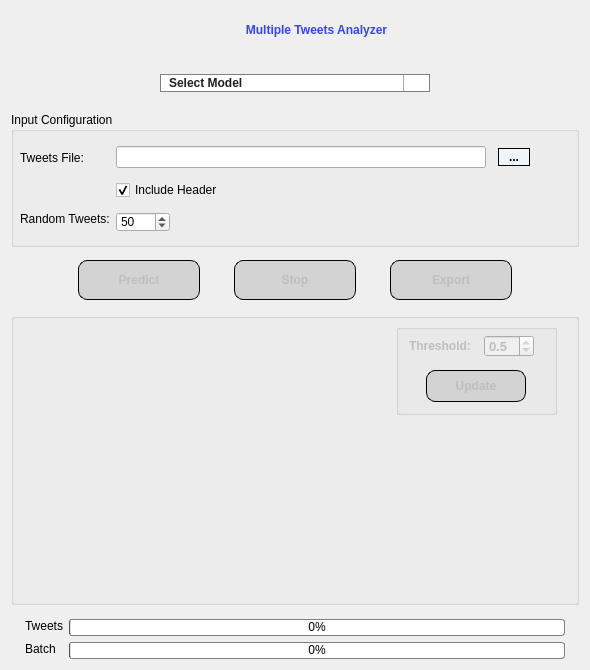
This is gui/MultipleAnalyzer.ui in OrCo27/TwitterBotDetection as Qt 5 draws it before an edit. The edited form follows.
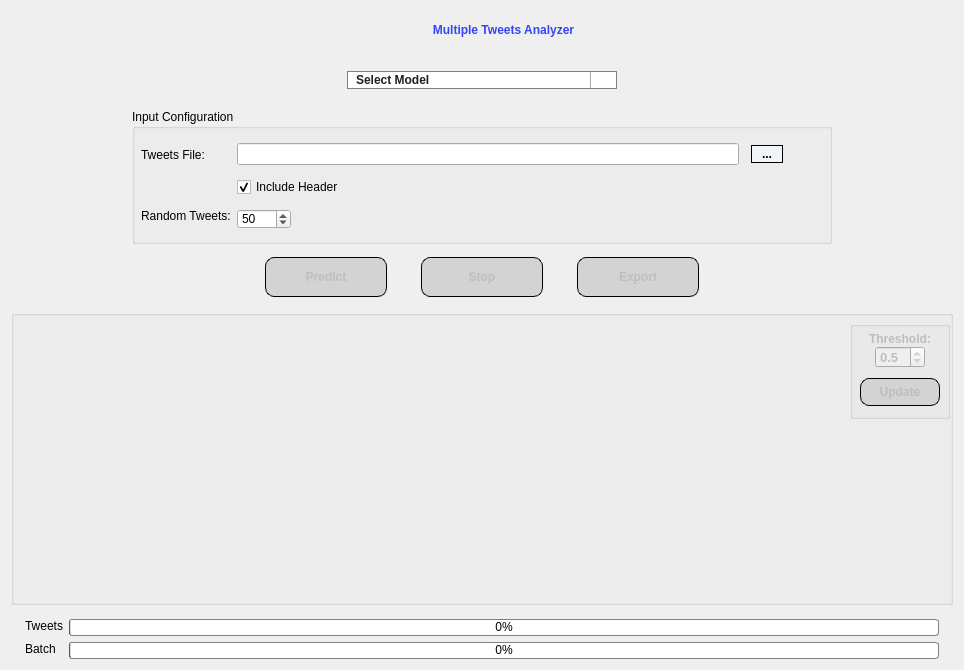
This is the edited form. Icons and pictures are not drawn. Custom widgets are drawn as their Qt base class.

Commit message: add histogram on multiple analyzer

```diff
--- a/gui/MultipleAnalyzer.ui
+++ b/gui/MultipleAnalyzer.ui
@@ -6,7 +6,7 @@
    <rect>
     <x>0</x>
     <y>0</y>
-    <width>590</width>
+    <width>964</width>
     <height>670</height>
    </rect>
   </property>
@@ -228,19 +228,32 @@
      </item>
     </layout>
    </item>
-   <item>
+   <item alignment="Qt::AlignHCenter">
+    <widget class="QFrame" name="">
+     <property name="minimumSize">
+      <size>
+       <width>700</width>
+       <height>0</height>
+      </size>
+     </property>
+     <property name="maximumSize">
+      <size>
+       <width>700</width>
+       <height>16777215</height>
+      </size>
+     </property>
     <layout class="QVBoxLayout" name="verticalLayout_8">
      <property name="spacing">
       <number>9</number>
      </property>
      <property name="leftMargin">
-      <number>0</number>
+       <number>1</number>
      </property>
      <property name="topMargin">
-      <number>19</number>
+       <number>16</number>
      </property>
      <property name="rightMargin">
-      <number>0</number>
+       <number>1</number>
      </property>
      <property name="bottomMargin">
       <number>14</number>
@@ -253,7 +266,7 @@
        <item>
         <widget class="QComboBox" name="combobox_model">
          <property name="sizePolicy">
-          <sizepolicy hsizetype="Expanding" vsizetype="Preferred">
+           <sizepolicy hsizetype="Expanding" vsizetype="Fixed">
            <horstretch>0</horstretch>
            <verstretch>0</verstretch>
           </sizepolicy>
@@ -283,9 +296,22 @@
       </layout>
      </item>
     </layout>
+    </widget>
    </item>
-   <item>
+   <item alignment="Qt::AlignHCenter">
     <widget class="QGroupBox" name="groupbox_config">
+     <property name="minimumSize">
+      <size>
+       <width>700</width>
+       <height>0</height>
+      </size>
+     </property>
+     <property name="maximumSize">
+      <size>
+       <width>700</width>
+       <height>16777215</height>
+      </size>
+     </property>
      <property name="title">
       <string>Input Configuration</string>
      </property>
@@ -511,7 +537,20 @@
      </layout>
     </widget>
    </item>
-   <item>
+   <item alignment="Qt::AlignHCenter">
+    <widget class="QFrame" name="">
+     <property name="minimumSize">
+      <size>
+       <width>700</width>
+       <height>0</height>
+      </size>
+     </property>
+     <property name="maximumSize">
+      <size>
+       <width>700</width>
+       <height>16777215</height>
+      </size>
+     </property>
     <layout class="QHBoxLayout" name="horizontalLayout_4">
      <property name="spacing">
       <number>34</number>
@@ -567,8 +606,8 @@
        </property>
        <property name="iconSize">
         <size>
-         <width>35</width>
-         <height>35</height>
+          <width>33</width>
+          <height>33</height>
         </size>
        </property>
       </widget>
@@ -631,8 +670,8 @@
        </property>
        <property name="iconSize">
         <size>
-         <width>20</width>
-         <height>20</height>
+          <width>27</width>
+          <height>27</height>
         </size>
        </property>
       </widget>
@@ -651,6 +690,7 @@
       </spacer>
      </item>
     </layout>
+    </widget>
    </item>
    <item>
     <widget class="QGroupBox" name="horizontalGroupBox_3">
@@ -680,11 +720,27 @@
        <number>5</number>
       </property>
       <property name="rightMargin">
-       <number>10</number>
+       <number>0</number>
       </property>
       <property name="bottomMargin">
        <number>5</number>
       </property>
+      <item>
+       <widget class="QChartView" name="histogram" native="true">
+        <property name="sizePolicy">
+         <sizepolicy hsizetype="Expanding" vsizetype="Expanding">
+          <horstretch>0</horstretch>
+          <verstretch>0</verstretch>
+         </sizepolicy>
+        </property>
+        <property name="minimumSize">
+         <size>
+          <width>380</width>
+          <height>0</height>
+         </size>
+        </property>
+       </widget>
+      </item>
       <item>
        <widget class="QChartView" name="piechart" native="true">
         <property name="sizePolicy">
@@ -695,13 +751,13 @@
         </property>
         <property name="minimumSize">
          <size>
-          <width>350</width>
+          <width>270</width>
           <height>270</height>
          </size>
         </property>
         <property name="maximumSize">
          <size>
-          <width>16777215</width>
+          <width>350</width>
           <height>16777215</height>
          </size>
         </property>
@@ -730,23 +786,38 @@
            <property name="topMargin">
             <number>0</number>
            </property>
+           <property name="rightMargin">
+            <number>0</number>
+           </property>
            <item>
             <widget class="QGroupBox" name="groupbox_threshold">
              <property name="enabled">
               <bool>false</bool>
              </property>
+             <property name="minimumSize">
+              <size>
+               <width>100</width>
+               <height>0</height>
+              </size>
+             </property>
+             <property name="maximumSize">
+              <size>
+               <width>90</width>
+               <height>16777215</height>
+              </size>
+             </property>
              <layout class="QVBoxLayout" name="verticalLayout_6">
               <property name="spacing">
-               <number>13</number>
+               <number>0</number>
               </property>
               <property name="leftMargin">
-               <number>10</number>
+               <number>0</number>
               </property>
               <property name="topMargin">
                <number>5</number>
               </property>
               <property name="rightMargin">
-               <number>10</number>
+               <number>0</number>
               </property>
               <property name="bottomMargin">
                <number>10</number>
@@ -769,7 +840,9 @@
                   </property>
                  </widget>
                 </item>
-                <item>
+               </layout>
+              </item>
+              <item alignment="Qt::AlignHCenter">
                  <widget class="QDoubleSpinBox" name="spinbox_threshold">
                   <property name="minimumSize">
                    <size>
@@ -813,23 +886,10 @@
                  </widget>
                 </item>
                 <item>
-                 <spacer name="horizontalSpacer">
-                  <property name="orientation">
-                   <enum>Qt::Horizontal</enum>
-                  </property>
-                  <property name="sizeType">
-                   <enum>QSizePolicy::Fixed</enum>
-                  </property>
-                  <property name="sizeHint" stdset="0">
-                   <size>
-                    <width>10</width>
-                    <height>20</height>
-                   </size>
-                  </property>
-                 </spacer>
-                </item>
-               </layout>
-              </item>
+               <layout class="QVBoxLayout" name="verticalLayout_13">
+                <property name="topMargin">
+                 <number>10</number>
+                </property>
               <item alignment="Qt::AlignHCenter">
                <widget class="QPushButton" name="btn_classify">
                 <property name="enabled">
@@ -837,14 +897,14 @@
                 </property>
                 <property name="minimumSize">
                  <size>
-                  <width>100</width>
-                  <height>32</height>
+                    <width>80</width>
+                    <height>28</height>
                  </size>
                 </property>
                 <property name="maximumSize">
                  <size>
-                  <width>100</width>
-                  <height>32</height>
+                    <width>80</width>
+                    <height>28</height>
                  </size>
                 </property>
                 <property name="text">
@@ -857,6 +917,8 @@
                  </size>
                 </property>
                </widget>
+                </item>
+               </layout>
               </item>
              </layout>
             </widget>
```
Lines whose indentation alone changed are shown as unchanged. The commit also changes 4 other files.
